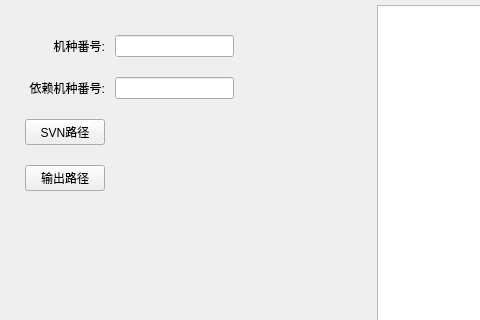
The window that Template/Forms/AutomationForm.ui (335134701/QT_Demo) describes before a commit, drawn with Qt 5; both pictures show x 0 to 480 and y 0 to 320 of the 738 by 445 pixel window.
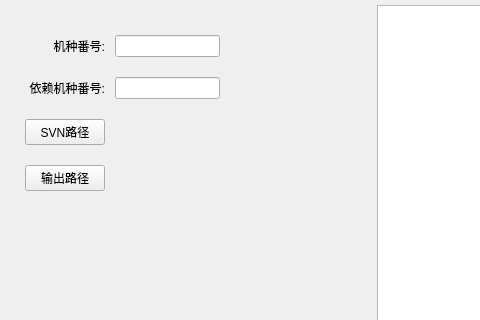
The same window after the commit.

```diff
--- a/Template/Forms/AutomationForm.ui
+++ b/Template/Forms/AutomationForm.ui
@@ -123,7 +123,7 @@
        <widget class="QLineEdit" name="AuIDEdit">
         <property name="maximumSize">
          <size>
-          <width>120</width>
+          <width>105</width>
           <height>16777215</height>
          </size>
         </property>
@@ -153,7 +153,7 @@
        <widget class="QLineEdit" name="AuRelyIDEdit">
         <property name="maximumSize">
          <size>
-          <width>120</width>
+          <width>105</width>
           <height>16777215</height>
          </size>
         </property>
```
